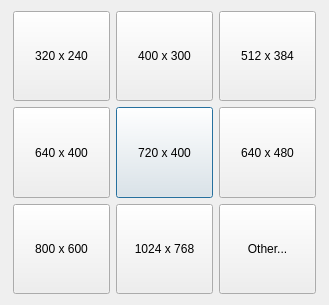
The window that src/display/qt/dialogs/ui/input_resolution_dialog.ui (mrehkopf/vcs) describes before a commit, drawn with Qt 5.
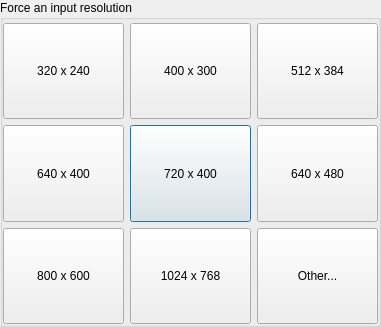
The same window after the commit.

What changed in the file:
```diff
--- a/src/display/qt/dialogs/ui/input_resolution_dialog.ui
+++ b/src/display/qt/dialogs/ui/input_resolution_dialog.ui
@@ -6,14 +6,50 @@
    <rect>
     <x>0</x>
     <y>0</y>
-    <width>329</width>
-    <height>305</height>
+    <width>381</width>
+    <height>327</height>
    </rect>
   </property>
   <property name="windowTitle">
    <string>Dialog</string>
   </property>
+  <layout class="QVBoxLayout" name="verticalLayout_2">
+   <property name="spacing">
+    <number>0</number>
+   </property>
+   <property name="leftMargin">
+    <number>0</number>
+   </property>
+   <property name="topMargin">
+    <number>0</number>
+   </property>
+   <property name="rightMargin">
+    <number>0</number>
+   </property>
+   <property name="bottomMargin">
+    <number>0</number>
+   </property>
+   <item>
+    <widget class="QGroupBox" name="groupBox">
+     <property name="title">
+      <string>Force an input resolution</string>
+     </property>
   <layout class="QVBoxLayout" name="verticalLayout">
+      <property name="spacing">
+       <number>3</number>
+      </property>
+      <property name="leftMargin">
+       <number>0</number>
+      </property>
+      <property name="topMargin">
+       <number>3</number>
+      </property>
+      <property name="rightMargin">
+       <number>0</number>
+      </property>
+      <property name="bottomMargin">
+       <number>0</number>
+      </property>
    <item>
     <widget class="QFrame" name="frame_inputForceButtons">
      <property name="sizePolicy">
@@ -30,13 +66,13 @@
      </property>
      <layout class="QGridLayout" name="gridLayout">
       <property name="leftMargin">
-       <number>2</number>
+          <number>0</number>
       </property>
       <property name="topMargin">
        <number>0</number>
       </property>
       <property name="rightMargin">
-       <number>2</number>
+          <number>0</number>
       </property>
       <property name="bottomMargin">
        <number>0</number>
@@ -156,6 +192,9 @@
         <property name="text">
          <string>Other...</string>
         </property>
+          </widget>
+         </item>
+        </layout>
        </widget>
       </item>
      </layout>
```
Lines whose indentation alone changed are shown as unchanged.
